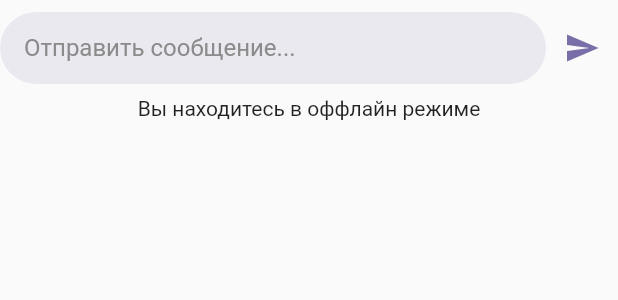
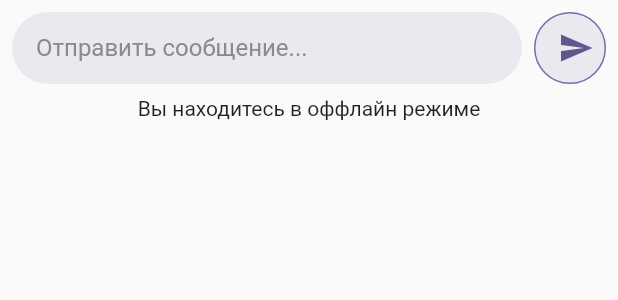
Before and after one commit to Sickgrey/chat, a Flutter app: the MessageInput widget shown alone on an empty page, opened directly with empty values, on a phone screen of 412 x 824 dp. Shown: the top 300 px of the screen. Run offline on Flutter 3.47's test engine with Material 2 defaults, Android fonts, the phone set to English and light mode, and no system bars; our stand-ins replace dio, equatable, flutter_bloc, hydrated_bloc, logger, rxdart and 1 more; accounts and stored records are empty; generated files the repository leaves out were written again.

Commit message:
designed button added

```diff
--- a/lib/parts/chat/widgets/message_input.dart
+++ b/lib/parts/chat/widgets/message_input.dart
@@ -25,11 +25,10 @@ class _MessageInputState extends State<MessageInput> {
 
   @override
   Widget build(BuildContext context) {
-    final theme = context.theme;
     final locale = context.l10n;
 
     return Container(
-      padding: EdgeInsets.only(bottom: 20, top: 8),
+      padding: EdgeInsets.fromLTRB(8, 8, 8, 20),
       child: Column(
         children: [
           Row(
@@ -41,9 +40,9 @@ class _MessageInputState extends State<MessageInput> {
                   maxLines: 4,
                 ),
               ),
-              IconButton(
-                  color: theme.primaryColor,
-                  icon: Icon(Icons.send),
+              Padding(
+                padding: const EdgeInsets.only(left: 8),
+                child: AppOutlinedButton(
                   onPressed: () {
                     if (_textEditingController.text.isNotEmpty) {
                       if (FocusScope.of(context).hasFocus)
@@ -52,7 +51,10 @@ class _MessageInputState extends State<MessageInput> {
 
                       _textEditingController.clear();
                     }
-                  })
+                  },
+                  child: Icon(Icons.send),
+                ),
+              ),
             ],
           ),
           if (!widget.isConnected)
--- /dev/null
+++ b/lib/ui_kit/buttons/app_outlined_button.dart
@@ -0,0 +1,48 @@
+part of ui_kit;
+
+/// {@template appOutlinedButton}
+/// Designed button.
+/// {@endtemplate}
+class AppOutlinedButton extends StatelessWidget {
+  /// Child widget.
+  final Widget child;
+
+  /// Button height.
+  final double height;
+
+  /// Button width.
+  final double width;
+
+  /// On pressed callback.
+  final VoidCallback? onPressed;
+
+  /// {@macro appOutlinedButton}
+  const AppOutlinedButton({
+    super.key,
+    required this.child,
+    this.height = 48,
+    this.width = 48,
+    this.onPressed,
+  });
+
+  @override
+  Widget build(BuildContext context) {
+    final theme = context.theme;
+
+    return SizedBox(
+      height: height,
+      width: width,
+      child: OutlinedButton(
+        onPressed: onPressed,
+        style: OutlinedButton.styleFrom(
+          shape: RoundedRectangleBorder(
+            borderRadius: BorderRadius.circular(30),
+          ),
+          side: BorderSide(color: theme.primaryColor),
+          backgroundColor: theme.splashColor,
+        ),
+        child: child,
+      ),
+    );
+  }
+}
--- a/lib/ui_kit/ui_kit.dart
+++ b/lib/ui_kit/ui_kit.dart
@@ -2,6 +2,7 @@ library ui_kit;
 
 import 'package:flutter/material.dart';
 
+part 'buttons/app_outlined_button.dart';
 part 'colors/app_colors.dart';
 part 'input/app_text_field.dart';
 part 'theme/app_theme.dart';
```
